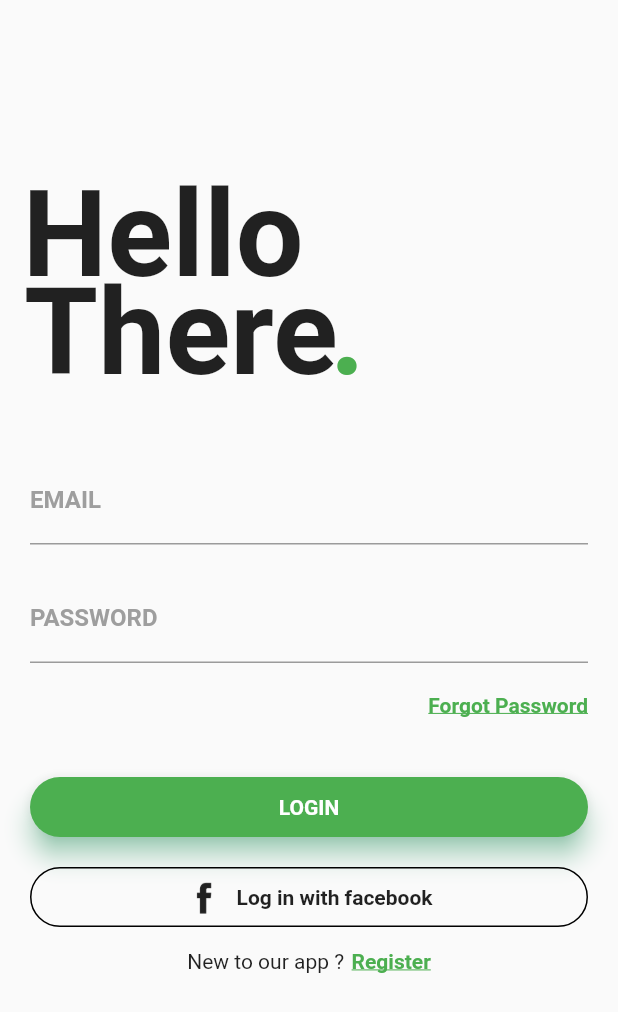
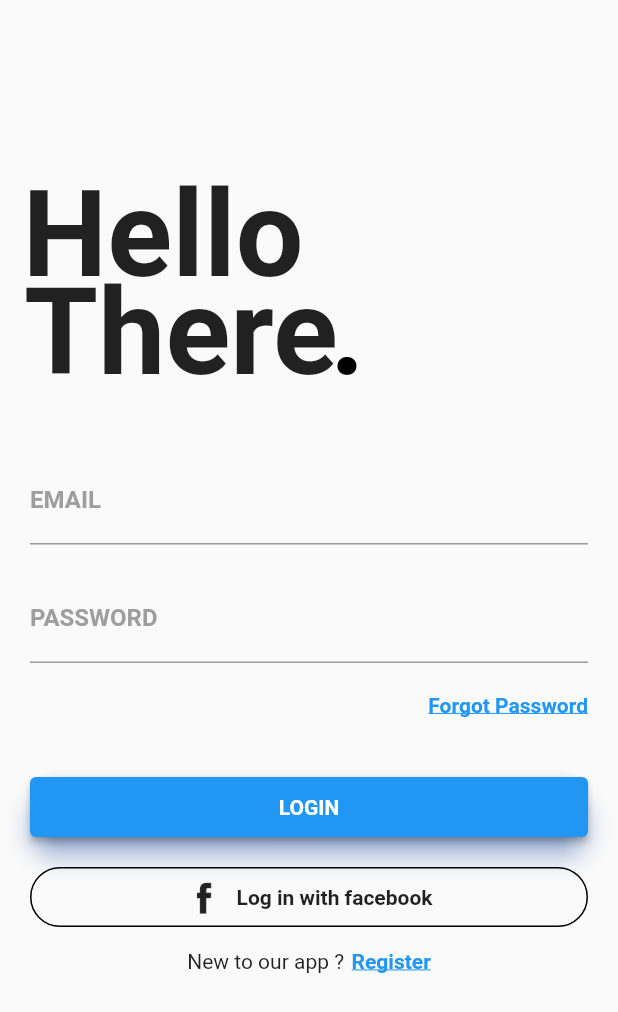
Before and after one commit to AyobamiAdebesin/bank-app, a Flutter app: the screen it shows after launch, on a phone screen of 412 x 824 dp. Shown: the top 1012 px of the screen. Run offline on Flutter 3.47's test engine with Material 2 defaults, Android fonts, the phone set to English and light mode, and no system bars; our stand-ins replace flutter_svg, google_fonts; Roboto replaces fonts that are missing (Montserrat); project files that could hold a hidden picture were left out.

Commit message:
Improved the UI

```diff
--- a/lib/main.dart
+++ b/lib/main.dart
@@ -52,7 +52,7 @@ class _MyHomePageState extends State<MyHomePage> {
                         style: TextStyle(
                             fontSize: 80.0,
                             fontWeight: FontWeight.bold,
-                            color: Colors.green)),
+                            color: Colors.black)),
                   )
                 ],
               ),
@@ -69,7 +69,7 @@ class _MyHomePageState extends State<MyHomePage> {
                               fontWeight: FontWeight.bold,
                               color: Colors.grey),
                           focusedBorder: UnderlineInputBorder(
-                              borderSide: BorderSide(color: Colors.green))),
+                              borderSide: BorderSide(color: Colors.blue))),
                     ),
                     SizedBox(height: 20.0),
                     TextField(
@@ -80,7 +80,7 @@ class _MyHomePageState extends State<MyHomePage> {
                               fontWeight: FontWeight.bold,
                               color: Colors.grey),
                           focusedBorder: UnderlineInputBorder(
-                              borderSide: BorderSide(color: Colors.green))),
+                              borderSide: BorderSide(color: Colors.blue))),
                       obscureText: true,
                     ),
                     SizedBox(height: 5.0),
@@ -91,7 +91,7 @@ class _MyHomePageState extends State<MyHomePage> {
                         child: Text(
                           'Forgot Password',
                           style: TextStyle(
-                              color: Colors.green,
+                              color: Colors.blue,
                               fontWeight: FontWeight.bold,
                               fontFamily: 'Montserrat',
                               decoration: TextDecoration.underline),
@@ -103,11 +103,11 @@ class _MyHomePageState extends State<MyHomePage> {
                       height: 40.0,
                       child: Material(
                         borderRadius: BorderRadius.circular(20.0),
-                        shadowColor: Colors.greenAccent,
-                        color: Colors.green,
+                        shadowColor: Colors.blueAccent,
+                        color: Colors.blue,
                         elevation: 7.0,
-                        child: GestureDetector(
-                          onTap: () {
+                        child: ElevatedButton(
+                          onPressed: () {
                             Navigator.push(context, MaterialPageRoute(builder: (context) => HomeScreen()));
                           },
 
@@ -171,7 +171,7 @@ class _MyHomePageState extends State<MyHomePage> {
                   child: Text(
                     'Register',
                     style: TextStyle(
-                        color: Colors.green,
+                        color: Colors.blue,
                         fontFamily: 'Montserrat',
                         fontWeight: FontWeight.bold,
                         decoration: TextDecoration.underline),
--- a/lib/screens/home_screen.dart
+++ b/lib/screens/home_screen.dart
@@ -45,14 +45,14 @@ class _HomeScreenState extends State<HomeScreen> {
                         onTap: () {
                           print('Drawer Tapped!');
                         },
-                        child: SvgPicture.asset('assets/svg/drawer_icon.svg')),
+                        child: SvgPicture.asset('/assets/svg/drawer_icon.svg')),
                     Container(
                       height: 59,
                       width: 59,
                       decoration: BoxDecoration(
                         borderRadius: BorderRadius.circular(20),
                         image: DecorationImage(
-                          image: AssetImage('assets/images/user_image.png'),
+                          image: AssetImage('../assets/images/user_image.png'),
                         ),
                       ),
                     )
```
